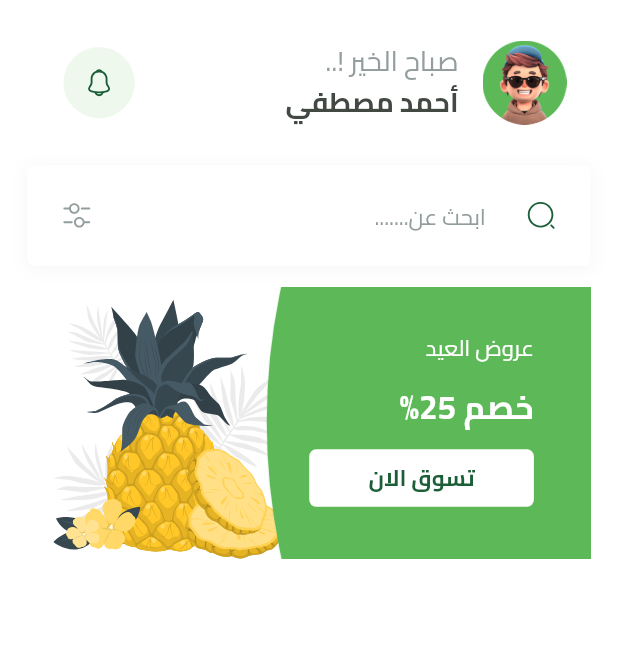
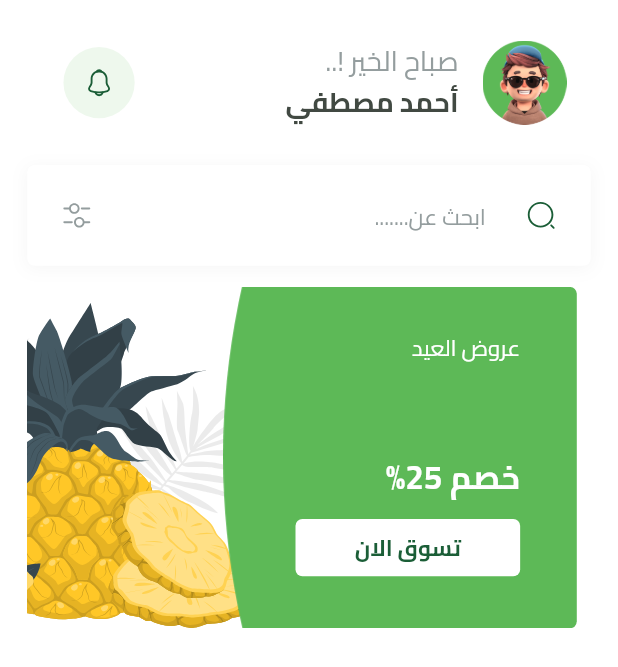
Before and after one commit to MhammadAli/Fakahany, a Flutter app: the HomeView screen opened by its route, on a phone screen of 412 x 824 dp. Shown: the top 667 px of the screen. Run offline on Flutter 3.47's test engine with Material 3 defaults, Android fonts, the light colour scheme and no system bars; our stand-ins replace bloc, cloud_firestore, dartz, dots_indicator, firebase_auth, firebase_core and 8 more; missing offline and left inert: flutter_facebook_auth; accounts and stored records are empty.

Commit message:
create featured list.

```diff
--- a/lib/features/home/presentation/views/widgets/featured_item.dart
+++ b/lib/features/home/presentation/views/widgets/featured_item.dart
@@ -13,7 +13,9 @@ class FeaturedItem extends StatelessWidget {
   @override
   Widget build(BuildContext context) {
     final itemWidth = MediaQuery.of(context).size.width.w;
-    return SizedBox(
+    return ClipRRect(
+      borderRadius: BorderRadius.circular(4.r),
+      child: SizedBox(
         width: itemWidth,
         child: AspectRatio(
           aspectRatio: 342 / 165,
@@ -70,6 +72,7 @@ class FeaturedItem extends StatelessWidget {
             ],
           ),
         ),
+      ),
     );
   }
 }
--- /dev/null
+++ b/lib/features/home/presentation/views/widgets/featured_list.dart
@@ -0,0 +1,22 @@
+import 'package:fakahany/features/home/presentation/views/widgets/featured_item.dart';
+import 'package:flutter/material.dart';
+import 'package:flutter_screenutil/flutter_screenutil.dart';
+
+class FeaturedList extends StatelessWidget {
+  const FeaturedList({Key? key}) : super(key: key);
+
+  @override
+  Widget build(BuildContext context) {
+    return SingleChildScrollView(
+      scrollDirection: Axis.horizontal,
+      child: Row(
+        children: List.generate(4, (index) {
+          return Padding(
+            padding: EdgeInsets.symmetric(horizontal: 8.0.w),
+            child: const FeaturedItem(),
+          );
+        }),
+      ),
+    );
+  }
+}
--- a/lib/features/home/presentation/views/widgets/home_view_body.dart
+++ b/lib/features/home/presentation/views/widgets/home_view_body.dart
@@ -1,7 +1,7 @@
 import 'package:fakahany/constants.dart';
 import 'package:fakahany/core/widgets/search_text_field.dart';
 import 'package:fakahany/features/home/presentation/views/widgets/custom_home_app_bar.dart';
-import 'package:fakahany/features/home/presentation/views/widgets/featured_item.dart';
+import 'package:fakahany/features/home/presentation/views/widgets/featured_list.dart';
 import 'package:flutter/material.dart';
 import 'package:flutter_screenutil/flutter_screenutil.dart';
 
@@ -28,7 +28,7 @@ class HomeViewBody extends StatelessWidget {
                 SizedBox(
                   height: 12.h,
                 ),
-                FeaturedItem(),
+                const FeaturedList(),
               ],
             ),
           )
```
Lines whose indentation alone changed are shown as unchanged.
